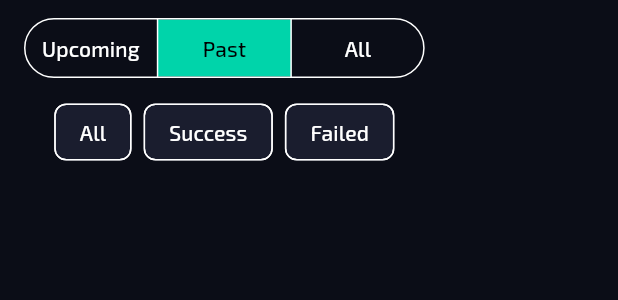
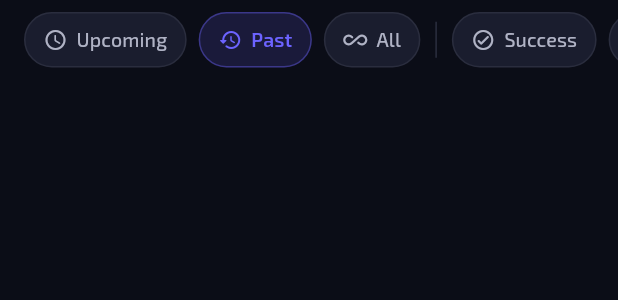
Before and after one commit to AndreWar10/cosmos-app, a Flutter app: the LaunchFilterBar widget shown alone on an empty page, opened directly with empty values, on a phone screen of 412 x 824 dp. Shown: the top 300 px of the screen. Run offline on Flutter 3.47's test engine with Material 3 defaults, Android fonts, the phone set to English and light mode, and no system bars; our stand-ins replace cached_network_image, dio, flutter_bloc, get_it, google_fonts, shared_preferences; missing offline and left inert: flutter_cube; accounts and stored records are empty.

Commit message:
feat -> refactor launches page to use CustomScrollView for improved layout and performance, and enhance launch filter bar with new filter pill design and status chip functionality

```diff
--- a/lib/features/launches/presentation/pages/launches_page.dart
+++ b/lib/features/launches/presentation/pages/launches_page.dart
@@ -135,12 +135,15 @@ class _LaunchesLoadedViewState extends State<_LaunchesLoadedView> {
         Expanded(
           child: launches.isEmpty
               ? const LaunchesEmptyWidget()
-              : GridView.builder(
+              : CustomScrollView(
                   controller: _scrollController,
+                  slivers: [
+                    SliverPadding(
                       padding: const EdgeInsets.symmetric(
                         horizontal: 16,
                         vertical: 8,
                       ),
+                      sliver: SliverGrid(
                         gridDelegate:
                             const SliverGridDelegateWithFixedCrossAxisCount(
                           crossAxisCount: 2,
@@ -148,19 +151,8 @@ class _LaunchesLoadedViewState extends State<_LaunchesLoadedView> {
                           mainAxisSpacing: 12,
                           childAspectRatio: 0.75,
                         ),
-                  itemCount: widget.state.hasReachedMax
-                      ? launches.length
-                      : launches.length + 2,
-                  itemBuilder: (context, index) {
-                    if (index >= launches.length) {
-                      return const Center(
-                        child: Padding(
-                          padding: EdgeInsets.all(16),
-                          child: CircularProgressIndicator(strokeWidth: 2),
-                        ),
-                      );
-                    }
-
+                        delegate: SliverChildBuilderDelegate(
+                          (context, index) {
                             final launch = launches[index];
                             return LaunchCard(
                               launch: launch,
@@ -170,6 +162,25 @@ class _LaunchesLoadedViewState extends State<_LaunchesLoadedView> {
                               ),
                             );
                           },
+                          childCount: launches.length,
+                        ),
+                      ),
+                    ),
+                    if (!widget.state.hasReachedMax)
+                      const SliverToBoxAdapter(
+                        child: Padding(
+                          padding: EdgeInsets.symmetric(vertical: 24),
+                          child: Center(
+                            child: SizedBox(
+                              width: 28,
+                              height: 28,
+                              child:
+                                  CircularProgressIndicator(strokeWidth: 2.5),
+                            ),
+                          ),
+                        ),
+                      ),
+                  ],
                 ),
         ),
       ],
--- a/lib/features/launches/presentation/widgets/launch_filter_bar.dart
+++ b/lib/features/launches/presentation/widgets/launch_filter_bar.dart
@@ -1,6 +1,7 @@
 import 'package:flutter/material.dart';
 
 import '../../../../core/extensions/build_context_extensions.dart';
+import '../../../../core/theme/app_colors.dart';
 
 class LaunchFilterBar extends StatelessWidget {
   const LaunchFilterBar({
@@ -21,68 +22,139 @@ class LaunchFilterBar extends StatelessWidget {
     final t = context.translate;
 
     return Padding(
-      padding: const EdgeInsets.symmetric(horizontal: 16, vertical: 8),
-      child: Column(
-        children: [
-          SegmentedButton<bool?>(
-            segments: [
-              ButtonSegment(value: true, label: Text(t.launchesUpcoming)),
-              ButtonSegment(value: false, label: Text(t.launchesPast)),
-              ButtonSegment(value: null, label: Text(t.launchesAll)),
-            ],
-            selected: {upcomingFilter},
-            onSelectionChanged: (s) => onUpcomingChanged(s.first),
-            showSelectedIcon: false,
-          ),
-          const SizedBox(height: 8),
-          SingleChildScrollView(
+      padding: const EdgeInsets.symmetric(vertical: 8),
+      child: SingleChildScrollView(
         scrollDirection: Axis.horizontal,
+        padding: const EdgeInsets.symmetric(horizontal: 16),
         child: Row(
           children: [
-                _StatusChip(
-                  label: t.launchesAll,
-                  selected: statusFilter == null,
-                  onTap: () => onStatusChanged(null),
+            _FilterPill(
+              icon: Icons.schedule_rounded,
+              label: t.launchesUpcoming,
+              selected: upcomingFilter == true,
+              onTap: () => onUpcomingChanged(true),
             ),
             const SizedBox(width: 8),
-                _StatusChip(
+            _FilterPill(
+              icon: Icons.history_rounded,
+              label: t.launchesPast,
+              selected: upcomingFilter == false,
+              onTap: () => onUpcomingChanged(false),
+            ),
+            const SizedBox(width: 8),
+            _FilterPill(
+              icon: Icons.all_inclusive_rounded,
+              label: t.launchesAll,
+              selected: upcomingFilter == null,
+              onTap: () => onUpcomingChanged(null),
+            ),
+            _Divider(),
+            _FilterPill(
+              icon: Icons.check_circle_outline_rounded,
               label: t.launchesFilterSuccess,
               selected: statusFilter == 'success',
-                  onTap: () => onStatusChanged('success'),
+              accentColor: const Color(0xFF4CAF50),
+              onTap: () => onStatusChanged(
+                statusFilter == 'success' ? null : 'success',
+              ),
             ),
             const SizedBox(width: 8),
-                _StatusChip(
+            _FilterPill(
+              icon: Icons.cancel_outlined,
               label: t.launchesFilterFailed,
               selected: statusFilter == 'failure',
-                  onTap: () => onStatusChanged('failure'),
+              accentColor: AppColors.accent,
+              onTap: () => onStatusChanged(
+                statusFilter == 'failure' ? null : 'failure',
+              ),
             ),
           ],
         ),
-          ),
-        ],
       ),
     );
   }
 }
 
-class _StatusChip extends StatelessWidget {
-  const _StatusChip({
+class _Divider extends StatelessWidget {
+  @override
+  Widget build(BuildContext context) {
+    final isDark = Theme.of(context).brightness == Brightness.dark;
+    return Padding(
+      padding: const EdgeInsets.symmetric(horizontal: 10),
+      child: Container(
+        width: 1,
+        height: 24,
+        color: isDark ? AppColors.darkDivider : AppColors.lightDivider,
+      ),
+    );
+  }
+}
+
+class _FilterPill extends StatelessWidget {
+  const _FilterPill({
+    required this.icon,
     required this.label,
     required this.selected,
     required this.onTap,
+    this.accentColor,
   });
 
+  final IconData icon;
   final String label;
   final bool selected;
   final VoidCallback onTap;
+  final Color? accentColor;
 
   @override
   Widget build(BuildContext context) {
-    return FilterChip(
-      label: Text(label),
-      selected: selected,
-      onSelected: (_) => onTap(),
-      showCheckmark: false,
+    final isDark = Theme.of(context).brightness == Brightness.dark;
+    final activeColor = accentColor ?? AppColors.primary;
+
+    final bg = selected
+        ? activeColor.withValues(alpha: 0.15)
+        : isDark
+            ? AppColors.darkSurface
+            : AppColors.lightSurfaceLight;
+
+    final border = selected
+        ? activeColor.withValues(alpha: 0.4)
+        : isDark
+            ? AppColors.darkDivider
+            : AppColors.lightDivider;
+
+    final fg = selected
+        ? activeColor
+        : isDark
+            ? AppColors.darkTextSecondary
+            : AppColors.lightTextSecondary;
+
+    return GestureDetector(
+      onTap: onTap,
+      child: AnimatedContainer(
+        duration: const Duration(milliseconds: 200),
+        padding: const EdgeInsets.symmetric(horizontal: 12, vertical: 8),
+        decoration: BoxDecoration(
+          color: bg,
+          borderRadius: BorderRadius.circular(20),
+          border: Border.all(color: border, width: 1),
+        ),
+        child: Row(
+          mainAxisSize: MainAxisSize.min,
+          children: [
+            Icon(icon, size: 16, color: fg),
+            const SizedBox(width: 6),
+            Text(
+              label,
+              style: TextStyle(
+                color: fg,
+                fontSize: 13,
+                fontWeight: selected ? FontWeight.w600 : FontWeight.w500,
+                letterSpacing: 0.1,
+              ),
+            ),
+          ],
+        ),
+      ),
     );
   }
 }
```
Lines whose indentation alone changed are shown as unchanged.
